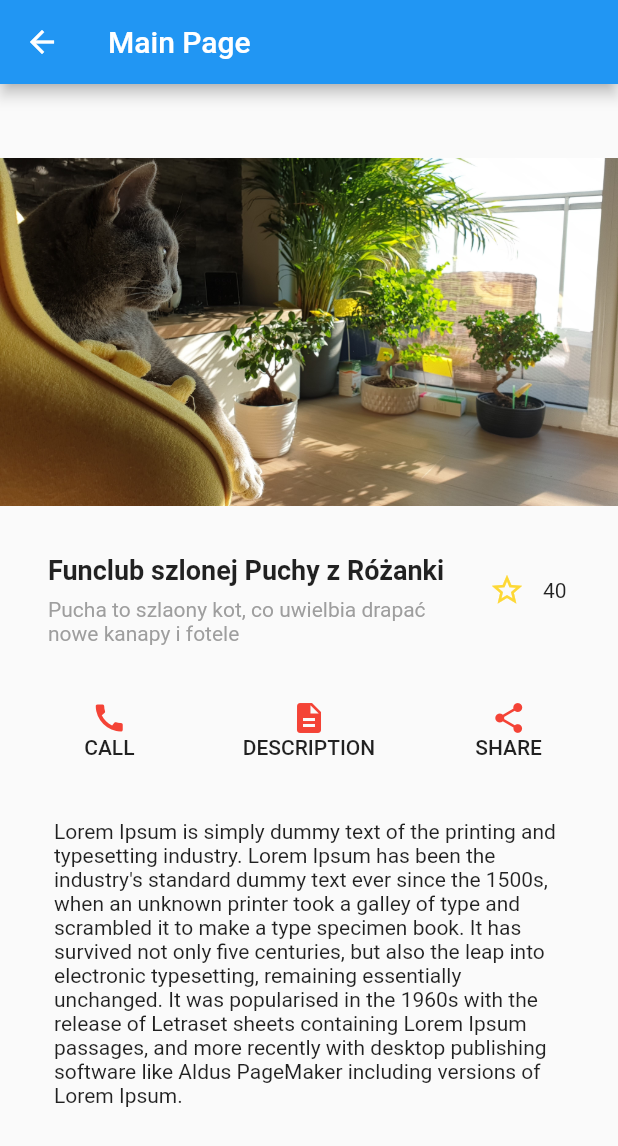
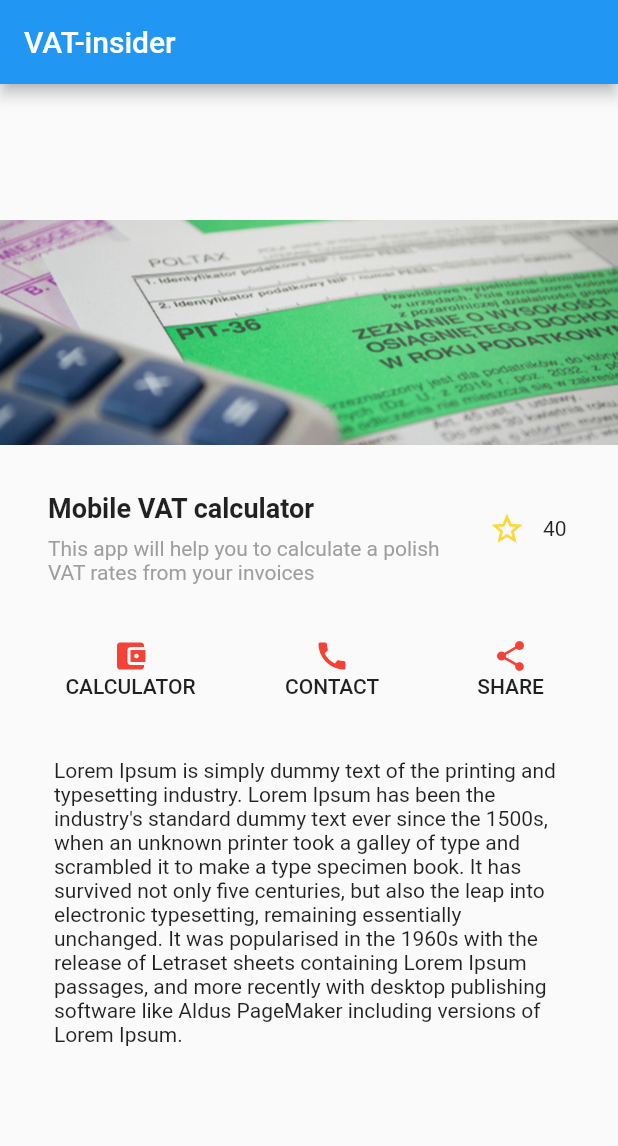
Before and after one commit to intellis-pl/flutter-upskill, a Flutter app: the MainPageScreen screen opened directly, on a phone screen of 412 x 824 dp. Shown: the top 1146 px of the screen. Run offline on Flutter 3.47's test engine with Material 2 defaults, Android fonts, the phone set to English and light mode, and no system bars; our stand-ins replace bloc, decimal, equatable, flutter_bloc, get_it, injectable; generated files the repository leaves out were written again; statements that could not run were skipped.

Commit message:
change app concept + add bloc with init action only

```diff
--- a/lib/description_screen.dart
+++ /dev/null
@@ -1,19 +0,0 @@
-import 'package:flutter/cupertino.dart';
-import 'package:flutter/material.dart';
-
-class DescriptionScreen extends StatelessWidget {
-  @override
-  Widget build(BuildContext context) {
-    return Scaffold(
-      appBar: AppBar(
-        title: Text('Description'),
-      ),
-      body: Column(
-        children: <Widget>[
-          Text("hello description")
-        ],
-      ),
-    );
-  }
-
-}
--- /dev/null
+++ b/lib/domain/entities/bloc_state.dart
@@ -0,0 +1,6 @@
+enum BlocState {
+  INIT,
+  LOADING,
+  LOADED,
+  ERROR
+}
--- /dev/null
+++ b/lib/domain/entities/calculator_result.dart
@@ -0,0 +1,17 @@
+
+import 'package:decimal/decimal.dart';
+import 'package:equatable/equatable.dart';
+import 'package:flutter/widgets.dart';
+
+class CalculatorResult extends Equatable {
+  final Decimal amount;
+
+  CalculatorResult({@required this.amount});
+
+  @override
+  // TODO: implement props
+  List<Object> get props => [
+    amount
+  ];
+
+}
--- /dev/null
+++ b/lib/domain/entities/description.dart
@@ -0,0 +1,17 @@
+import 'package:equatable/equatable.dart';
+import 'package:flutter/widgets.dart';
+
+class Description  extends Equatable{
+  final String title;
+  final String description;
+  final int pageViews;
+
+  Description({
+    @required this.title,
+    @required this.description,
+    this.pageViews});
+
+  @override
+  // TODO: implement props
+  List<Object> get props => [title, description, pageViews];
+}
--- a/lib/main.dart
+++ b/lib/main.dart
@@ -1,12 +1,30 @@
 import 'package:flutter/material.dart';
-import 'package:multilayerapp/description_screen.dart';
-import 'package:multilayerapp/main_page_screen.dart';
+import 'package:flutter_bloc/flutter_bloc.dart';
+import 'package:multilayerapp/injection.dart';
+import 'package:multilayerapp/presentation/bloc/calculator/calculator_bloc.dart';
+import 'package:multilayerapp/presentation/pages/calculator/calculator_screen.dart';
+import 'injection.iconfig.dart';
+import 'presentation/pages/main_page_screen.dart';
 
-void main() => runApp(
-    MaterialApp(
-      initialRoute: '/',
-      routes: {
-        '/': (context) => MainPageScreen(),
-        '/description': (context) => DescriptionScreen()
-      }
-    ));
+void main() {
+  configureInjection(Env.dev);
+  runApp(MyApp());
+}
+
+class MyApp extends StatelessWidget {
+  @override
+  Widget build(BuildContext context) {
+    return MaterialApp(
+      home: BlocProvider(
+        builder: (context) => getIt<CalculatorBloc>(),
+        child: MaterialApp(
+            initialRoute: '/',
+            routes: {
+              '/': (context) => MainPageScreen(),
+              '/calculator': (context) => CalculatorScreen()
+            }
+        ),
+      ),
+    );
+  }
+}
--- /dev/null
+++ b/lib/presentation/bloc/calculator/bloc.dart
@@ -0,0 +1,3 @@
+export 'calculator_bloc.dart';
+export 'calculator_event.dart';
+export 'calculator_state.dart';
--- /dev/null
+++ b/lib/presentation/bloc/calculator/calculator_bloc.dart
@@ -0,0 +1,37 @@
+import 'dart:async';
+
+import 'package:bloc/bloc.dart';
+import 'package:injectable/injectable.dart';
+import 'package:multilayerapp/domain/entities/calculator_result.dart';
+import 'package:multilayerapp/domain/repositories/calculator_repository.dart';
+
+import 'bloc.dart';
+
+@injectable
+class CalculatorBloc extends Bloc<CalculatorEvent, CalculatorState> {
+  final CalculatorRepository calculatorRepository;
+
+  CalculatorBloc(this.calculatorRepository);
+
+  @override
+  CalculatorState get initialState => CalculatorInitialState();
+
+  @override
+  Stream<CalculatorState> mapEventToState(
+    CalculatorEvent event,
+  ) async* {
+    yield CalculatorLoading();
+    if(event is GetResult) {
+      final CalculatorResult result = await calculatorRepository.fetchVatResult(event.amount);
+      yield CalculatorLoaded(result);
+    }
+    if(event is GetDetailedResult) {
+      final CalculatorResult result = await calculatorRepository.fetchDetailedVatResult(event.amount);
+      yield CalculatorLoaded(result);
+    }
+    if(event is CalculatorError) {
+      yield CalculatorError("somethong goes wrong, ho hohoho");
+    }
+
+  }
+}
--- /dev/null
+++ b/lib/presentation/bloc/calculator/calculator_event.dart
@@ -0,0 +1,26 @@
+import 'package:decimal/decimal.dart';
+import 'package:equatable/equatable.dart';
+
+abstract class CalculatorEvent extends Equatable {
+  const CalculatorEvent();
+}
+
+class GetResult extends CalculatorEvent {
+  final Decimal amount;
+
+  GetResult(this.amount);
+
+  @override
+  List<Object> get props => [amount];
+}
+
+class GetDetailedResult extends CalculatorEvent {
+  final Decimal amount;
+
+  GetDetailedResult(this.amount);
+
+  @override
+  List<Object> get props => [amount];
+
+
+}
--- /dev/null
+++ b/lib/presentation/bloc/calculator/calculator_state.dart
@@ -0,0 +1,42 @@
+import 'package:equatable/equatable.dart';
+import 'package:meta/meta.dart';
+import 'package:multilayerapp/domain/entities/calculator_result.dart';
+
+@immutable
+abstract class CalculatorState extends Equatable {
+  const CalculatorState();
+}
+
+class CalculatorInitialState extends CalculatorState {
+
+  const CalculatorInitialState();
+
+  @override
+  List<Object> get props => [];
+}
+
+class CalculatorLoading extends CalculatorState {
+  const CalculatorLoading();
+
+  @override
+  List<Object> get props => [];
+}
+
+class CalculatorLoaded extends CalculatorState {
+  final CalculatorResult result;
+
+  CalculatorLoaded(this.result);
+
+  @override
+  List<Object> get props => [result];
+}
+
+class CalculatorError extends CalculatorState {
+  final String message;
+
+  const CalculatorError(this.message);
+
+  @override
+  List<Object> get props => [message];
+
+}
--- a/lib/description_route.dart
+++ b/lib/presentation/pages/calculator/calculator_route.dart
@@ -1,7 +1,7 @@
 import 'package:flutter/material.dart';
 import 'package:flutter/widgets.dart';
 
-class DescriptionRoute extends StatelessWidget {
+class CalculatorRoute extends StatelessWidget {
   @override
   Widget build(BuildContext context) {
     return
--- a/lib/main_page_screen.dart
+++ b/lib/presentation/pages/main_page_screen.dart
@@ -1,17 +1,17 @@
 import 'package:flutter/material.dart';
-
-import 'favorite_widget_state.dart';
+import 'package:multilayerapp/presentation/widgets/favorite_star/favorite_widget_state.dart';
 
 class MainPageScreen extends StatelessWidget {
-  static const String _PAGE_TITLE = "Funclub szlonej Puchy z Różanki";
-  static const String _PAGE_SUBTITLE = "Pucha to szlaony kot, co uwielbia drapać nowe kanapy i fotele";
+  static const String _PAGE_TITLE = "Mobile VAT calculator";
+  static const String _PAGE_SUBTITLE = "This app will help you to calculate a polish VAT rates from your invoices";
+  static const String _MAIN_PAGE_IMAGE = "tax.jpeg";
 
   @override
   Widget build(BuildContext context) {
 
     return Scaffold(
       appBar: AppBar(
-        title: Text('Main Page')
+        title: Text('VAT-insider')
       ),
           body: Center(
             child: Wrap(
@@ -24,8 +24,8 @@ class MainPageScreen extends StatelessWidget {
                       child: Row(
                         mainAxisAlignment: MainAxisAlignment.spaceEvenly,
                         children: [
-                            _addButton(Icons.call, "CALL", "call", context),
-                            _addButton(Icons.description, "DESCRIPTION", "description", context),
+                            _addButton(Icons.account_balance_wallet, "CALCULATOR", "calculator", context),
+                            _addButton(Icons.call, "CONTACT", "contact", context),
                             _addButton(Icons.share, "SHARE", "share", context),
                             ])
                     ),
@@ -111,8 +111,13 @@ class MainPageScreen extends StatelessWidget {
   }
 
   Widget _addWallpaper() {
-    return Image.asset(
-        'images/pucha.jpeg',
-        fit: BoxFit.cover);
+    return Container(
+        height: 150,
+        width: 500,
+        child:
+          Image.asset(
+          'images/' + _MAIN_PAGE_IMAGE,
+          fit: BoxFit.fitWidth)
+    );
   }
 }
```
Also changed, not shown: lib/data/repositories/calculator_repository_impl.dart (added, +30 -0 lines), lib/domain/repositories/calculator_repository.dart (added, +14 -0 lines), lib/injection.dart (added, +12 -0 lines), lib/presentation/pages/calculator/calculator_screen.dart (added, +63 -0 lines), pubspec.yaml (+9 -2 lines), images/tax.jpeg (added), lib/presentation/pages/back_route.dart (renamed from lib/back_route.dart), lib/presentation/widgets/favorite_star/favorite_widget_state.dart (renamed from lib/favorite_widget_state.dart), pubspec.lock.
